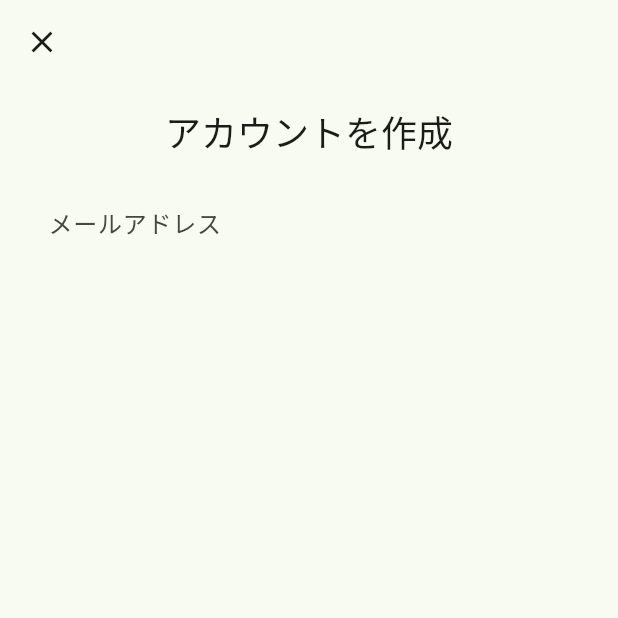
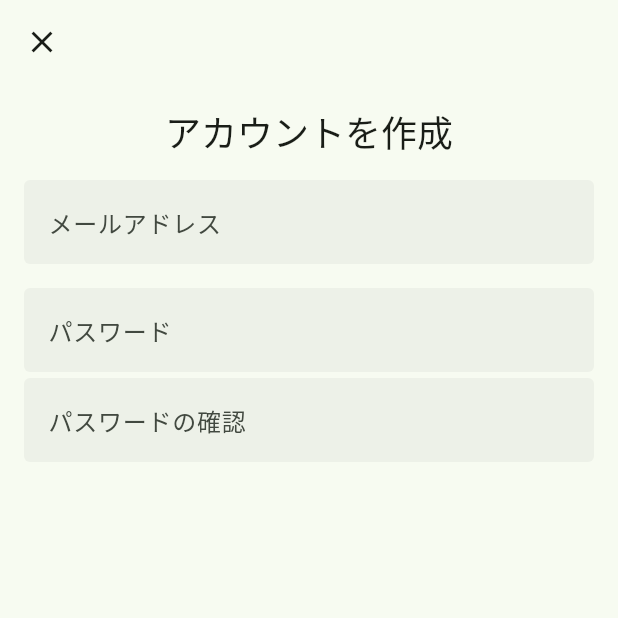
Before and after one commit to U22-2024/mobile, a Flutter app: the AuthRegisterScreen screen opened by its route, on a phone screen of 412 x 824 dp, the top half of it. Run offline on Flutter 3.47's test engine with Material 3 defaults, Android fonts, the phone set to English and light mode, and no system bars; our stand-ins replace firebase_auth, firebase_core, flutter_hooks, go_router, hooks_riverpod, isar and 1 more; missing offline and left inert: grpc, protobuf; accounts and stored records are empty; generated files the repository leaves out were written again; statements that could not run were skipped.

Commit message:
パスワード用のTextFieldを追加

```diff
--- a/lib/screen/welcome/auth_register_screen.dart
+++ b/lib/screen/welcome/auth_register_screen.dart
@@ -28,7 +28,27 @@ class AuthRegisterScreen extends HookConsumerWidget {
                 decoration: InputDecoration(
                   labelText: "メールアドレス",
                   border: const OutlineInputBorder(borderSide: BorderSide.none),
-                  fillColor: Theme.of(context).colorScheme.surface,
+                  fillColor: Theme.of(context).hoverColor,
+                  filled: true,
+                ),
+              ),
+              const SizedBox(height: 16),
+              TextFormField(
+                obscureText: true,
+                decoration: InputDecoration(
+                  labelText: "パスワード",
+                  border: const OutlineInputBorder(borderSide: BorderSide.none),
+                  fillColor: Theme.of(context).hoverColor,
+                  filled: true,
+                ),
+              ),
+              const SizedBox(height: 4),
+              TextFormField(
+                obscureText: true,
+                decoration: InputDecoration(
+                  labelText: "パスワードの確認",
+                  border: const OutlineInputBorder(borderSide: BorderSide.none),
+                  fillColor: Theme.of(context).hoverColor,
                   filled: true,
                 ),
               )
```
